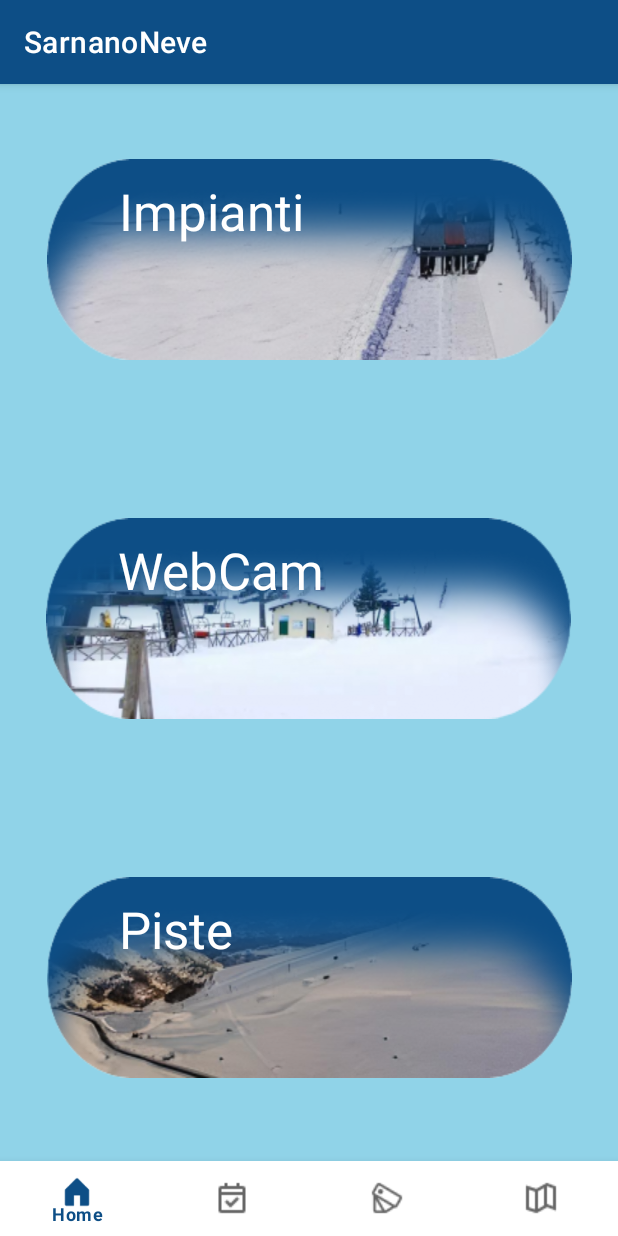
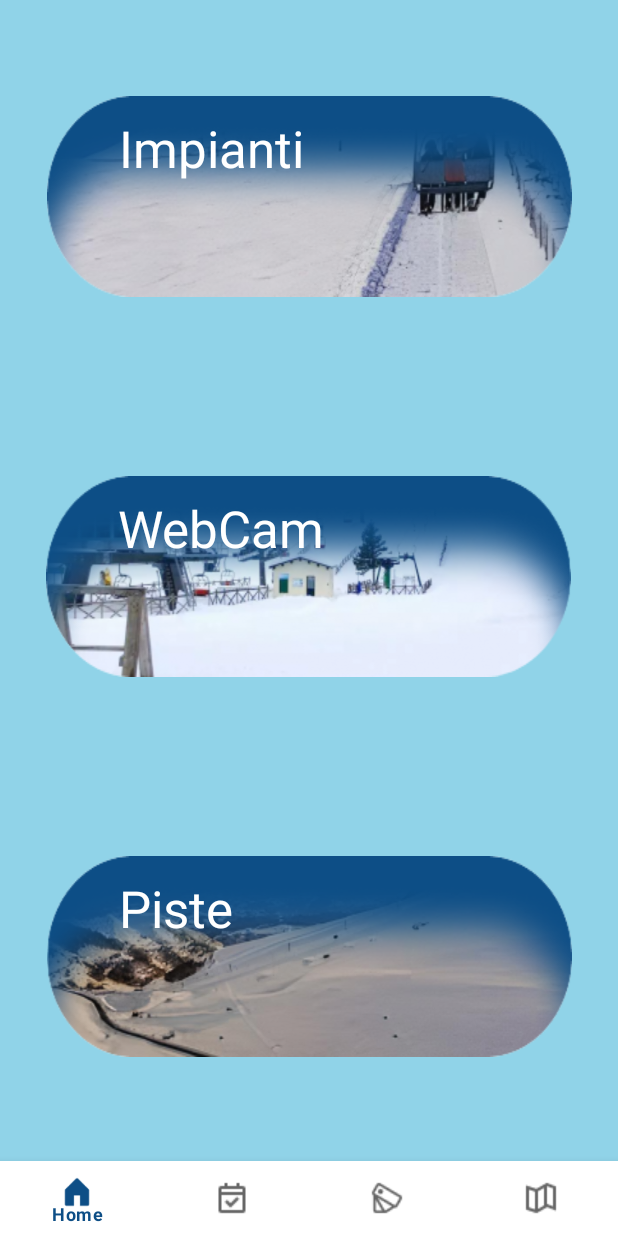
Before and after one commit to Luca-Marcianesi/App_SarnanoNeve-Kotlin, an Android app: the screen it shows after launch (MainActivity), on a phone screen of 412 x 824 dp. Run offline under Robolectric (Android 15) with nearby library versions, the phone set to English and light mode, and no system bars; our stand-ins replace data binding, navigation-ui.

Commit message:
Rimozione Action bar predefinita

```diff
--- a/app/src/main/res/values/themes.xml
+++ b/app/src/main/res/values/themes.xml
@@ -1,6 +1,6 @@
 <resources xmlns:tools="http://schemas.android.com/tools">
     <!-- Base application theme. -->
-    <style name="Theme.MyApplication" parent="Theme.MaterialComponents.DayNight.DarkActionBar">
+    <style name="Theme.MyApplication" parent="Theme.MaterialComponents.DayNight.NoActionBar">
         <!-- Primary brand color. -->
         <item name="colorPrimary">@color/blue</item>
         <item name="colorPrimaryVariant">@color/blue</item>
```
